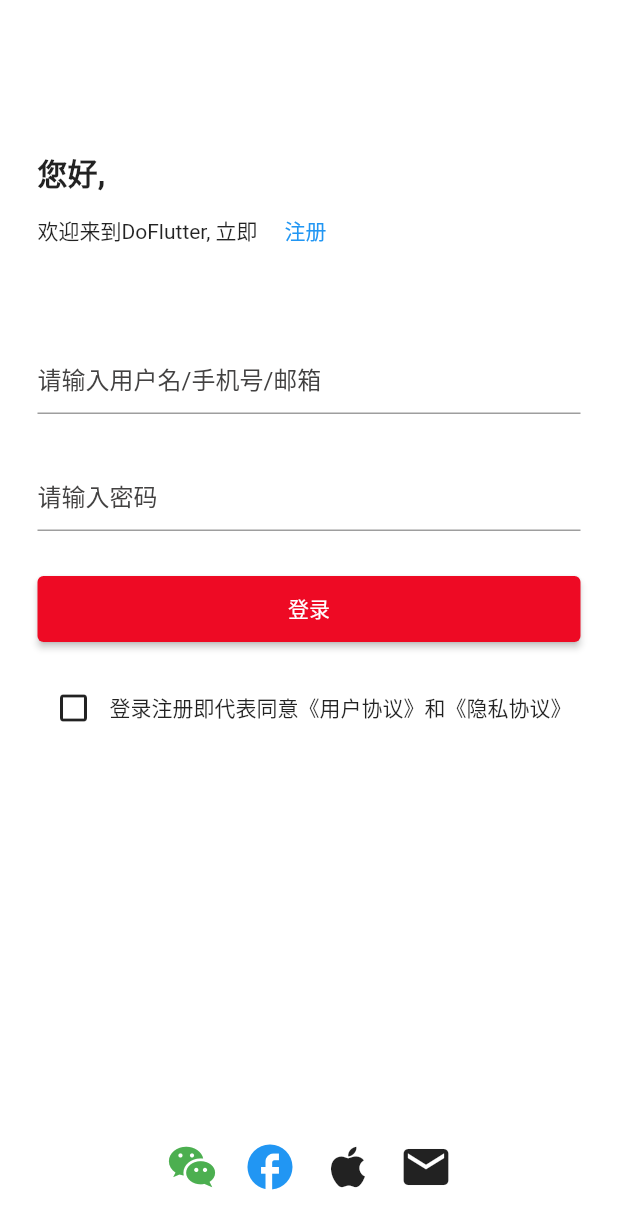
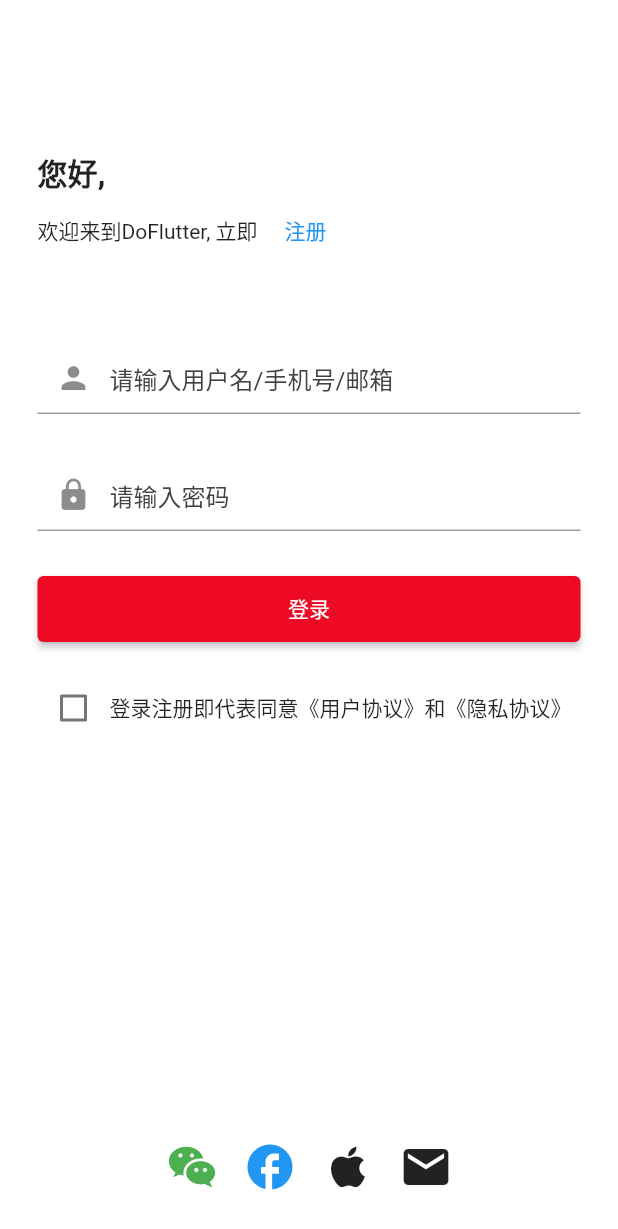
Before and after one commit to deepindo/DoFlutter, a Flutter app: the screen it shows after launch, on a phone screen of 412 x 824 dp. Shown: the top 1229 px of the screen. Run offline on Flutter 3.47's test engine with Material 2 defaults, Android fonts, the light colour scheme and no system bars; our stand-ins replace banner_carousel, flutter_swiper, get; missing offline and left inert: dart:ffi.

Commit message:
登录页调整

```diff
--- a/lib/pages/auth/login_page.dart
+++ b/lib/pages/auth/login_page.dart
@@ -8,6 +8,8 @@ class LoginPage extends StatefulWidget {
 }
 
 class _LoginPageState extends State<LoginPage> {
+  bool? _isCheckProtocol = false;
+
   @override
   Widget build(BuildContext context) {
     return Scaffold(
@@ -48,6 +50,7 @@ class _LoginPageState extends State<LoginPage> {
                 const TextField(
                   textCapitalization: TextCapitalization.none,
                   decoration: InputDecoration(
+                      prefixIcon: Icon(Icons.person),
                       hintText: "请输入用户名/手机号/邮箱",
                       hintStyle:
                           TextStyle(color: Color.fromARGB(255, 67, 66, 66))),
@@ -58,9 +61,12 @@ class _LoginPageState extends State<LoginPage> {
                 const TextField(
                   textCapitalization: TextCapitalization.none,
                   decoration: InputDecoration(
-                      hintText: "请输入密码",
-                      hintStyle:
-                          TextStyle(color: Color.fromARGB(255, 67, 66, 66))),
+                    prefixIcon: Icon(Icons.lock),
+                    hintText: "请输入密码",
+                    hintStyle:
+                        TextStyle(color: Color.fromARGB(255, 67, 66, 66)),
+                  ),
+                  obscureText: true,
                 ),
                 const SizedBox(
                   height: 30,
@@ -80,9 +86,16 @@ class _LoginPageState extends State<LoginPage> {
                 ),
                 Row(
                   children: [
-                    IconButton(
-                        onPressed: () {},
-                        icon: const Icon(Icons.check_box_outline_blank)),
+                    Checkbox(
+                        value: _isCheckProtocol,
+                        onChanged: (value) {
+                          setState(() {
+                            _isCheckProtocol = value!;
+                          });
+                        }),
+                    // IconButton(
+                    //     onPressed: () {},
+                    //     icon: const Icon(Icons.check_box_outline_blank)),
                     const Text("登录注册即代表同意《用户协议》和《隐私协议》"),
                   ],
                 )
```
Also changed, not shown: 1 other file.
